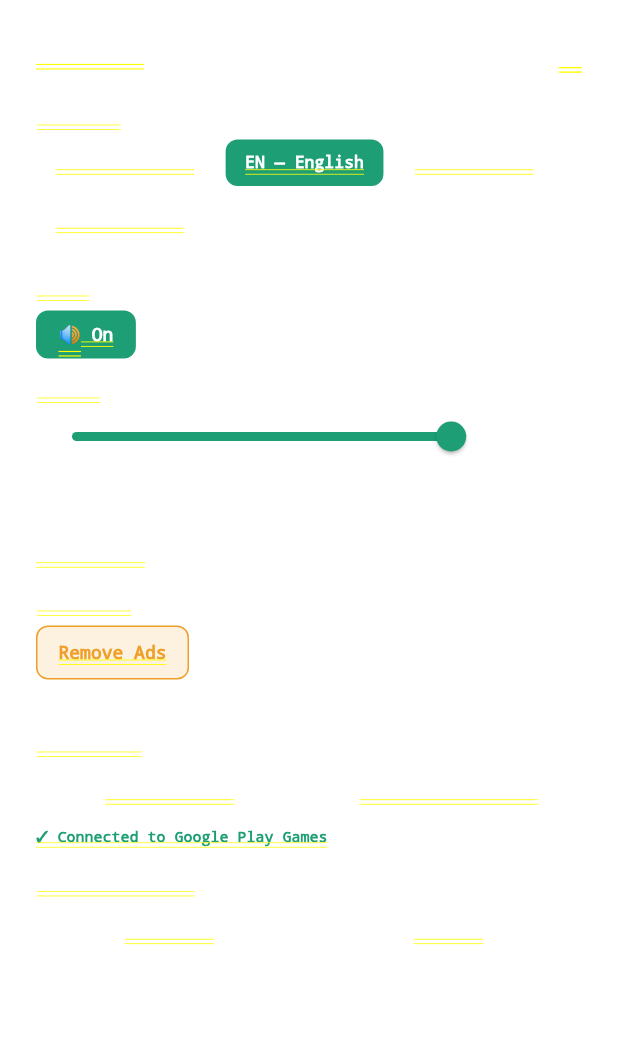
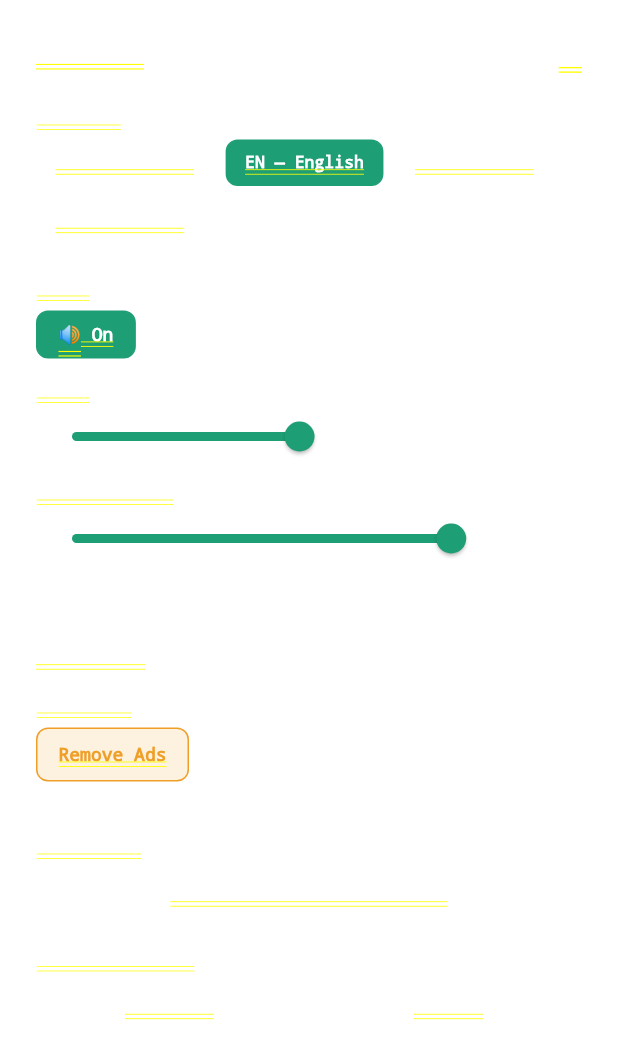
Before and after one commit to JandersonBrito/blitz-ball-game, a Flutter app: the SettingsScreen screen opened directly with empty values, on a phone screen of 412 x 824 dp. Shown: the top 1059 px of the screen. Run offline on Flutter 3.47's test engine with Material 3 defaults, Android fonts, the light colour scheme and no system bars; our stand-ins replace in_app_purchase, shared_preferences; missing offline and left inert: flame, flame_audio, games_services, unity_ads_plugin; accounts and stored records are empty.

Commit message:
Add audio service for background music and sound effects
- Implemented AudioService to manage background music and sound effects.
- Added audio files for music loops and sound effects in the assets/audio directory.
- Integrated FlameAudio for audio playback and management.
- Configured audio settings to control music and sound effect volumes.

```diff
--- a/lib/game/managers/game_state.dart
+++ b/lib/game/managers/game_state.dart
@@ -132,13 +132,13 @@ class GameState extends ChangeNotifier {
   }
 
   double calcElemMult(ElementType atk, ElementType def) {
-    // wind bypass
+    double m = getElementMult(atk, def);
+    // wind bypass: só ignora a desvantagem, nunca remove a vantagem
     final windLvl = upgrades['upg_wind'] ?? 0;
-    if (atk == ElementType.wind && windLvl > 0) {
+    if (atk == ElementType.wind && m < 1 && windLvl > 0) {
       final bypass = upgradeDefs.firstWhere((u) => u.id == 'upg_wind').levels[windLvl - 1].value;
       if (Random().nextDouble() < bypass) return 1.0;
     }
-    double m = getElementMult(atk, def);
     final fireLvl = upgrades['upg_fire'] ?? 0;
     if (atk == ElementType.fire && m > 1 && fireLvl > 0) {
       m = upgradeDefs.firstWhere((u) => u.id == 'upg_fire').levels[fireLvl - 1].value;
--- a/lib/main.dart
+++ b/lib/main.dart
@@ -3,6 +3,7 @@ import 'package:flutter/material.dart';
 import 'package:flutter/services.dart';
 import 'package:provider/provider.dart';
 import 'services/settings_service.dart';
+import 'services/audio_service.dart';
 import 'services/ad_service.dart';
 import 'services/purchase_service.dart';
 import 'services/consent_service.dart';
@@ -32,6 +33,8 @@ void main() async {
   ));
 
   final settings = await SettingsService.load();
+  // Carrega em paralelo à abertura; o jogo funciona mudo até ficar pronto.
+  unawaited(AudioService.instance.init(settings));
   final gameState = await GameState.load();
 
   runApp(BallzApp(settings: settings, gameState: gameState));
--- a/lib/models/l10n.dart
+++ b/lib/models/l10n.dart
@@ -102,6 +102,49 @@ class L10n {
     return t != null ? _t(t) : id;
   }
 
+  /// O que o upgrade faz, em linguagem de jogador.
+  String upgradeDesc(String id) {
+    const map = <String, List<String>>{
+      'aim':       ['Linha de mira mais longa', 'Longer aiming line', 'Línea de mira más larga', 'Ligne de visée plus longue'],
+      'balls':     ['Bolas no início de cada fase', 'Balls at the start of each stage', 'Bolas al inicio de cada etapa', 'Balles au début de chaque niveau'],
+      'power':     ['Dano de cada acerto', 'Damage per hit', 'Daño por golpe', 'Dégâts par coup'],
+      'crit':      ['Chance de causar dano dobrado', 'Chance to deal double damage', 'Probabilidad de daño doble', 'Chance d\'infliger double dégâts'],
+      'upg_fire':  ['Dano do Fogo contra Vento (vantagem)', 'Fire damage vs Wind (advantage)', 'Daño de Fuego contra Viento (ventaja)', 'Dégâts du Feu contre le Vent (avantage)'],
+      'upg_water': ['Dano da Água contra Vento (desvantagem)', 'Water damage vs Wind (disadvantage)', 'Daño de Agua contra Viento (desventaja)', 'Dégâts de l\'Eau contre le Vent (désavantage)'],
+      'upg_wind':  ['Chance do Vento ignorar desvantagem', 'Chance for Wind to ignore disadvantage', 'Probabilidad de que el Viento ignore la desventaja', 'Chance que le Vent ignore le désavantage'],
+      'bounce':    ['Quiques extras mostrados na mira', 'Extra bounces shown on the aim line', 'Rebotes extra mostrados en la mira', 'Rebonds supplémentaires sur la visée'],
+    };
+    final t = map[id];
+    return t != null ? _t(t) : '';
+  }
+
+  /// Valor efetivo do upgrade, formatado. [value] é o valor do nível
+  /// (null = nível 0, sem upgrade).
+  String upgradeValue(String id, double? value) {
+    String pct(double v) => '${(v * 100).round()}%';
+    switch (id) {
+      case 'aim':
+        return '+${(value ?? 0).round()}';
+      case 'balls':
+        final n = value == null ? 1 : value.toInt() + 1;
+        return '$n ${_t(n == 1 ? ['bola', 'ball', 'bola', 'balle'] : ['bolas', 'balls', 'bolas', 'balles'])}';
+      case 'power':
+        return '${(value ?? 1).toInt()}';
+      case 'crit':
+        return pct(value ?? 0);
+      case 'upg_fire':
+        return pct(value ?? 1.5);
+      case 'upg_water':
+        return pct(value ?? 0.5);
+      case 'upg_wind':
+        return pct(value ?? 0);
+      case 'bounce':
+        return '${(value ?? 0).toInt()}';
+      default:
+        return value?.toString() ?? '-';
+    }
+  }
+
   // ── Stage Complete ────────────────────────────────────────────────────────
   String stageCompleteTitle(int s) {
     final label = _t(['FASE', 'STAGE', 'ETAPA', 'NIVEAU']);
@@ -137,6 +180,8 @@ class L10n {
   String get settingsLanguage => _t(['Idioma', 'Language', 'Idioma', 'Langue']);
   String get settingsSound    => _t(['Som', 'Sound', 'Sonido', 'Son']);
   String get settingsVolume   => _t(['Volume', 'Volume', 'Volumen', 'Volume']);
+  String get settingsMusic    => _t(['Música', 'Music', 'Música', 'Musique']);
+  String get settingsSfx      => _t(['Efeitos sonoros', 'Sound effects', 'Efectos de sonido', 'Effets sonores']);
 
   // ── Tutorial ──────────────────────────────────────────────────────────────
   String get tutorialBtn =>   _t(['? Tutorial', '? Tutorial', '? Tutorial', '? Tutoriel']);
@@ -183,16 +228,16 @@ class L10n {
   ]);
   List<List<String>> get tutSlide2Items => [
     ['🟣', _t(['+1 Bola', '+1 Ball', '+1 Bola', '+1 Balle']),
-          _t(['Aumenta permanentemente sua contagem de bolas',
-              'Permanently increases your ball count',
-              'Aumenta permanentemente tu conteo de bolas',
-              'Augmente définitivement votre nombre de balles'])],
+          _t(['Ganha +1 bola até o fim da fase atual',
+              'Gain +1 ball until the end of the current stage',
+              'Gana +1 bola hasta el final de la etapa actual',
+              'Gagnez +1 balle jusqu\'à la fin du niveau en cours'])],
     ['🟠', _t(['Ouro', 'Gold', 'Oro', 'Or']),
           _t(['Recompensa moedas para comprar upgrades',
               'Rewards coins to buy upgrades',
               'Recompensa monedas para comprar mejoras',
               'Récompense des pièces pour acheter des améliorations'])],
-    ['⬜', _t(['Triplicar', 'Triple', 'Triplicar', 'Triple']),
+    ['⬜', _t(['Quadruplicar', 'Quadruple', 'Cuadruplicar', 'Quadrupler']),
           _t(['Divide a bola em 4 ao ser atingida',
               'Splits the ball into 4 when hit',
               'Divide la bola en 4 al ser golpeada',
@@ -294,10 +339,10 @@ class L10n {
 
   // ── Legend ────────────────────────────────────────────────────────────────
   String get legend => _t([
-    'Aponte e toque  ●=+1 bola  ⬤=ouro  ⊙=triplicar',
-    'Aim and tap  ●=+1 ball  ⬤=gold  ⊙=triple',
-    'Apunta y toca  ●=+1 bola  ⬤=oro  ⊙=triplicar',
-    'Vise et touche  ●=+1 balle  ⬤=or  ⊙=tripler',
+    'Aponte e toque  ●=+1 bola  ⬤=ouro  ⊙=quadruplicar',
+    'Aim and tap  ●=+1 ball  ⬤=gold  ⊙=quadruple',
+    'Apunta y toca  ●=+1 bola  ⬤=oro  ⊙=cuadruplicar',
+    'Vise et touche  ●=+1 balle  ⬤=or  ⊙=quadrupler',
   ]);
 
   // ── Consentimento, compras, nuvem e ajuda ─────────────────────────────────
--- a/lib/services/settings_service.dart
+++ b/lib/services/settings_service.dart
@@ -7,22 +7,27 @@ import '../models/l10n.dart';
 class SettingsService extends ChangeNotifier {
   static const _keyLanguage = 'language';
   static const _keySoundEnabled = 'sound_enabled';
-  static const _keyVolume = 'volume';
+  static const _keyVolume = 'volume'; // legado: volume único
+  static const _keyMusicVolume = 'music_volume';
+  static const _keySfxVolume = 'sfx_volume';
   static const _keyTutorialSeen = 'tutorial_seen';
 
   AppLanguage _language;
   bool _soundEnabled;
-  double _volume;
+  double _musicVolume;
+  double _sfxVolume;
   bool _tutorialSeen;
 
   SettingsService._({
     required AppLanguage language,
     required bool soundEnabled,
-    required double volume,
+    required double musicVolume,
+    required double sfxVolume,
     required bool tutorialSeen,
   })  : _language = language,
         _soundEnabled = soundEnabled,
-        _volume = volume,
+        _musicVolume = musicVolume,
+        _sfxVolume = sfxVolume,
         _tutorialSeen = tutorialSeen;
 
   /// O consentimento aparece antes de o jogador poder escolher o idioma.
@@ -36,19 +41,23 @@ class SettingsService extends ChangeNotifier {
     final langIndex = prefs.getInt(_keyLanguage) ??
         languageForCode(PlatformDispatcher.instance.locale.languageCode).index;
     final soundEnabled = prefs.getBool(_keySoundEnabled) ?? true;
-    final volume = prefs.getDouble(_keyVolume) ?? 0.8;
+    final legacyVolume = prefs.getDouble(_keyVolume) ?? 0.8;
+    final musicVolume = prefs.getDouble(_keyMusicVolume) ?? legacyVolume * 0.6;
+    final sfxVolume = prefs.getDouble(_keySfxVolume) ?? legacyVolume;
     final tutorialSeen = prefs.getBool(_keyTutorialSeen) ?? false;
     return SettingsService._(
       language: AppLanguage.values[langIndex.clamp(0, AppLanguage.values.length - 1)],
       soundEnabled: soundEnabled,
-      volume: volume,
+      musicVolume: musicVolume,
+      sfxVolume: sfxVolume,
       tutorialSeen: tutorialSeen,
     );
   }
 
   AppLanguage get language => _language;
   bool get soundEnabled => _soundEnabled;
-  double get volume => _volume;
+  double get musicVolume => _musicVolume;
+  double get sfxVolume => _sfxVolume;
   bool get tutorialSeen => _tutorialSeen;
   L10n get l10n => L10n(_language);
 
@@ -61,7 +70,8 @@ class SettingsService extends ChangeNotifier {
 
   void setLanguage(AppLanguage value) => language = value;
   void setSoundEnabled(bool value) => soundEnabled = value;
-  void setVolume(double value) => volume = value;
+  void setMusicVolume(double value) => musicVolume = value;
+  void setSfxVolume(double value) => sfxVolume = value;
 
   set language(AppLanguage value) {
     if (_language == value) return;
@@ -77,10 +87,18 @@ class SettingsService extends ChangeNotifier {
     notifyListeners();
   }
 
-  set volume(double value) {
+  set musicVolume(double value) {
     final clamped = value.clamp(0.0, 1.0);
-    if (_volume == clamped) return;
-    _volume = clamped;
+    if (_musicVolume == clamped) return;
+    _musicVolume = clamped;
+    _save();
+    notifyListeners();
+  }
+
+  set sfxVolume(double value) {
+    final clamped = value.clamp(0.0, 1.0);
+    if (_sfxVolume == clamped) return;
+    _sfxVolume = clamped;
     _save();
     notifyListeners();
   }
@@ -89,6 +107,7 @@ class SettingsService extends ChangeNotifier {
     final prefs = await SharedPreferences.getInstance();
     await prefs.setInt(_keyLanguage, _language.index);
     await prefs.setBool(_keySoundEnabled, _soundEnabled);
-    await prefs.setDouble(_keyVolume, _volume);
+    await prefs.setDouble(_keyMusicVolume, _musicVolume);
+    await prefs.setDouble(_keySfxVolume, _sfxVolume);
   }
 }
--- a/lib/ui/settings_screen.dart
+++ b/lib/ui/settings_screen.dart
@@ -238,28 +238,19 @@ class _SettingsScreenState extends State<SettingsScreen> {
             ),
           ),
 
-          // Volume slider
+          // Volumes separados: música e efeitos
           if (settings.soundEnabled) ...[
             const SizedBox(height: 16),
-            Text(l.settingsVolume,
-                style: const TextStyle(
-                    color: Colors.white38,
-                    fontSize: 10,
-                    letterSpacing: 1,
-                    fontFamily: 'monospace')),
-            SliderTheme(
-              data: SliderTheme.of(context).copyWith(
-                activeTrackColor: const Color(0xFF1D9E75),
-                inactiveTrackColor: Colors.white12,
-                thumbColor: const Color(0xFF1D9E75),
-                overlayColor: const Color(0x221D9E75),
-              ),
-              child: Slider(
-                value: settings.volume,
-                min: 0,
-                max: 1,
-                onChanged: settings.setVolume,
-              ),
+            _VolumeSlider(
+              label: l.settingsMusic,
+              value: settings.musicVolume,
+              onChanged: settings.setMusicVolume,
+            ),
+            const SizedBox(height: 8),
+            _VolumeSlider(
+              label: l.settingsSfx,
+              value: settings.sfxVolume,
+              onChanged: settings.setSfxVolume,
             ),
           ],
 
@@ -598,3 +589,35 @@ class _SettingsScreenState extends State<SettingsScreen> {
     );
   }
 }
+
+class _VolumeSlider extends StatelessWidget {
+  final String label;
+  final double value;
+  final ValueChanged<double> onChanged;
+  const _VolumeSlider({required this.label, required this.value, required this.onChanged});
+
+  @override
+  Widget build(BuildContext context) {
+    return Column(
+      crossAxisAlignment: CrossAxisAlignment.start,
+      mainAxisSize: MainAxisSize.min,
+      children: [
+        Text(label,
+            style: const TextStyle(
+                color: Colors.white38,
+                fontSize: 10,
+                letterSpacing: 1,
+                fontFamily: 'monospace')),
+        SliderTheme(
+          data: SliderTheme.of(context).copyWith(
+            activeTrackColor: const Color(0xFF1D9E75),
+            inactiveTrackColor: Colors.white12,
+            thumbColor: const Color(0xFF1D9E75),
+            overlayColor: const Color(0x221D9E75),
+          ),
+          child: Slider(value: value, min: 0, max: 1, onChanged: onChanged),
+        ),
+      ],
+    );
+  }
+}
```
Also changed, not shown: lib/game/ballz_flame_game.dart (+15 -1 lines), lib/services/audio_service.dart (added, +94 -0 lines), lib/services/games_cloud_service.dart (+7 -4 lines), lib/ui/upgrade_screen.dart (+11 -2 lines), pubspec.yaml (+10 -1 lines), pubspec.lock, 10 other files.
